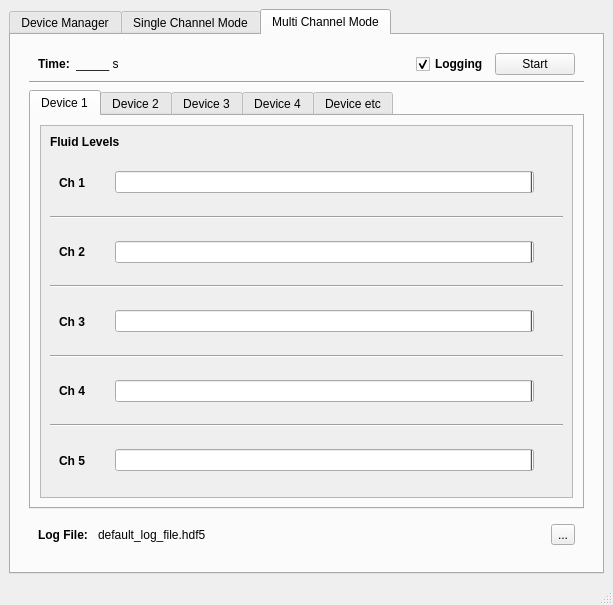
Qt form expresso_python_api/expresso/gui/expresso_gui.ui (iorodeo/expresso_device_software) before a commit.
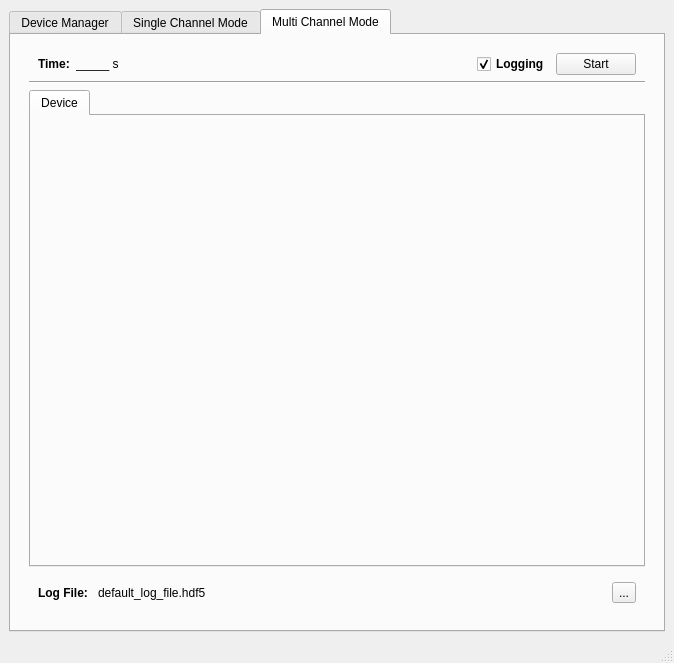
The same form after that commit. The open tabs and pages were chosen to show the change. Custom widgets are drawn as their Qt base class.

Commit message: work in progress on multi-device functionality. the gui will run, but will not handle well connecting to devices

The edit to the form file:
```diff
--- a/expresso_python_api/expresso/gui/expresso_gui.ui
+++ b/expresso_python_api/expresso/gui/expresso_gui.ui
@@ -6,8 +6,8 @@
    <rect>
     <x>0</x>
     <y>0</y>
-    <width>613</width>
-    <height>605</height>
+    <width>674</width>
+    <height>663</height>
    </rect>
   </property>
   <property name="font">
@@ -611,495 +611,30 @@
              </property>
              <widget class="QWidget" name="widget">
               <attribute name="title">
-               <string>Device 1</string>
+               <string>Device</string>
               </attribute>
-              <layout class="QVBoxLayout" name="verticalLayout_10">
-               <item>
-                <widget class="QScrollArea" name="scrollArea">
-                 <property name="widgetResizable">
-                  <bool>true</bool>
-                 </property>
-                 <widget class="QWidget" name="scrollAreaWidgetContents">
-                  <property name="geometry">
-                   <rect>
-                    <x>0</x>
-                    <y>0</y>
-                    <width>518</width>
-                    <height>382</height>
-                   </rect>
-                  </property>
-                  <layout class="QVBoxLayout" name="verticalLayout_2">
-                   <item>
-                    <widget class="QLabel" name="label_8">
-                     <property name="sizePolicy">
-                      <sizepolicy hsizetype="Preferred" vsizetype="Fixed">
-                       <horstretch>0</horstretch>
-                       <verstretch>0</verstretch>
-                      </sizepolicy>
-                     </property>
-                     <property name="font">
-                      <font>
-                       <weight>75</weight>
-                       <bold>true</bold>
-                      </font>
-                     </property>
-                     <property name="text">
-                      <string>Fluid Levels</string>
-                     </property>
-                    </widget>
-                   </item>
-                   <item>
-                    <widget class="QWidget" name="widget" native="true">
-                     <layout class="QHBoxLayout" name="horizontalLayout_7">
-                      <property name="topMargin">
-                       <number>15</number>
-                      </property>
-                      <property name="bottomMargin">
-                       <number>15</number>
-                      </property>
-                      <item>
-                       <widget class="QLabel" name="label">
-                        <property name="sizePolicy">
-                         <sizepolicy hsizetype="Fixed" vsizetype="Preferred">
-                          <horstretch>0</horstretch>
-                          <verstretch>0</verstretch>
-                         </sizepolicy>
-                        </property>
-                        <property name="minimumSize">
-                         <size>
-                          <width>50</width>
-                          <height>0</height>
-                         </size>
-                        </property>
-                        <property name="maximumSize">
-                         <size>
-                          <width>50</width>
-                          <height>16777215</height>
-                         </size>
-                        </property>
-                        <property name="font">
-                         <font>
-                          <weight>75</weight>
-                          <bold>true</bold>
-                         </font>
-                        </property>
-                        <property name="text">
-                         <string>Ch 1</string>
-                        </property>
-                       </widget>
-                      </item>
-                      <item>
-                       <widget class="QProgressBar" name="multiChannelProgressBar_1">
-                        <property name="font">
-                         <font>
-                          <weight>75</weight>
-                          <bold>true</bold>
-                         </font>
-                        </property>
-                        <property name="layoutDirection">
-                         <enum>Qt::RightToLeft</enum>
-                        </property>
-                        <property name="value">
-                         <number>0</number>
-                        </property>
-                        <property name="textVisible">
-                         <bool>true</bool>
-                        </property>
-                        <property name="orientation">
-                         <enum>Qt::Horizontal</enum>
-                        </property>
-                        <property name="invertedAppearance">
-                         <bool>false</bool>
-                        </property>
-                        <property name="format">
-                         <string>%v nl</string>
-                        </property>
-                       </widget>
-                      </item>
-                      <item>
-                       <spacer name="horizontalSpacer_7">
-                        <property name="orientation">
-                         <enum>Qt::Horizontal</enum>
-                        </property>
-                        <property name="sizeType">
-                         <enum>QSizePolicy::Fixed</enum>
-                        </property>
-                        <property name="sizeHint" stdset="0">
-                         <size>
-                          <width>20</width>
-                          <height>20</height>
-                         </size>
-                        </property>
-                       </spacer>
-                      </item>
-                     </layout>
-                    </widget>
-                   </item>
-                   <item>
-                    <widget class="Line" name="line">
-                     <property name="orientation">
-                      <enum>Qt::Horizontal</enum>
-                     </property>
-                    </widget>
-                   </item>
-                   <item>
-                    <widget class="QWidget" name="widget_3" native="true">
-                     <layout class="QHBoxLayout" name="horizontalLayout_8">
-                      <property name="topMargin">
-                       <number>15</number>
-                      </property>
-                      <property name="bottomMargin">
-                       <number>15</number>
-                      </property>
-                      <item>
-                       <widget class="QLabel" name="label_2">
-                        <property name="sizePolicy">
-                         <sizepolicy hsizetype="Fixed" vsizetype="Preferred">
-                          <horstretch>0</horstretch>
-                          <verstretch>0</verstretch>
-                         </sizepolicy>
-                        </property>
-                        <property name="minimumSize">
-                         <size>
-                          <width>50</width>
-                          <height>0</height>
-                         </size>
-                        </property>
-                        <property name="maximumSize">
-                         <size>
-                          <width>50</width>
-                          <height>16777215</height>
-                         </size>
-                        </property>
-                        <property name="font">
-                         <font>
-                          <weight>75</weight>
-                          <bold>true</bold>
-                         </font>
-                        </property>
-                        <property name="text">
-                         <string>Ch 2</string>
-                        </property>
-                       </widget>
-                      </item>
-                      <item>
-                       <widget class="QProgressBar" name="multiChannelProgressBar_2">
-                        <property name="font">
-                         <font>
-                          <weight>75</weight>
-                          <bold>true</bold>
-                         </font>
-                        </property>
-                        <property name="layoutDirection">
-                         <enum>Qt::RightToLeft</enum>
-                        </property>
-                        <property name="value">
-                         <number>0</number>
-                        </property>
-                        <property name="format">
-                         <string>%v nl</string>
-                        </property>
-                       </widget>
-                      </item>
-                      <item>
-                       <spacer name="horizontalSpacer_8">
-                        <property name="orientation">
-                         <enum>Qt::Horizontal</enum>
-                        </property>
-                        <property name="sizeType">
-                         <enum>QSizePolicy::Fixed</enum>
-                        </property>
-                        <property name="sizeHint" stdset="0">
-                         <size>
-                          <width>20</width>
-                          <height>20</height>
-                         </size>
-                        </property>
-                       </spacer>
-                      </item>
-                     </layout>
-                    </widget>
-                   </item>
-                   <item>
-                    <widget class="Line" name="line_4">
-                     <property name="orientation">
-                      <enum>Qt::Horizontal</enum>
-                     </property>
-                    </widget>
-                   </item>
-                   <item>
-                    <widget class="QWidget" name="widget_7" native="true">
-                     <layout class="QHBoxLayout" name="horizontalLayout_9">
-                      <property name="topMargin">
-                       <number>15</number>
-                      </property>
-                      <property name="bottomMargin">
-                       <number>15</number>
-                      </property>
-                      <item>
-                       <widget class="QLabel" name="label_4">
-                        <property name="sizePolicy">
-                         <sizepolicy hsizetype="Fixed" vsizetype="Preferred">
-                          <horstretch>0</horstretch>
-                          <verstretch>0</verstretch>
-                         </sizepolicy>
-                        </property>
-                        <property name="minimumSize">
-                         <size>
-                          <width>50</width>
-                          <height>0</height>
-                         </size>
-                        </property>
-                        <property name="maximumSize">
-                         <size>
-                          <width>50</width>
-                          <height>16777215</height>
-                         </size>
-                        </property>
-                        <property name="font">
-                         <font>
-                          <weight>75</weight>
-                          <bold>true</bold>
-                         </font>
-                        </property>
-                        <property name="text">
-                         <string>Ch 3</string>
-                        </property>
-                       </widget>
-                      </item>
-                      <item>
-                       <widget class="QProgressBar" name="multiChannelProgressBar_3">
-                        <property name="font">
-                         <font>
-                          <weight>75</weight>
-                          <bold>true</bold>
-                         </font>
-                        </property>
-                        <property name="layoutDirection">
-                         <enum>Qt::RightToLeft</enum>
-                        </property>
-                        <property name="value">
-                         <number>0</number>
-                        </property>
-                        <property name="format">
-                         <string>%v nl</string>
-                        </property>
-                       </widget>
-                      </item>
-                      <item>
-                       <spacer name="horizontalSpacer_9">
-                        <property name="orientation">
-                         <enum>Qt::Horizontal</enum>
-                        </property>
-                        <property name="sizeType">
-                         <enum>QSizePolicy::Fixed</enum>
-                        </property>
-                        <property name="sizeHint" stdset="0">
-                         <size>
-                          <width>20</width>
-                          <height>20</height>
-                         </size>
-                        </property>
-                       </spacer>
-                      </item>
-                     </layout>
-                    </widget>
-                   </item>
-                   <item>
-                    <widget class="Line" name="line_5">
-                     <property name="orientation">
-                      <enum>Qt::Horizontal</enum>
-                     </property>
-                    </widget>
-                   </item>
-                   <item>
-                    <widget class="QWidget" name="widget_8" native="true">
-                     <layout class="QHBoxLayout" name="horizontalLayout_10">
-                      <property name="topMargin">
-                       <number>15</number>
-                      </property>
-                      <property name="bottomMargin">
-                       <number>15</number>
-                      </property>
-                      <item>
-                       <widget class="QLabel" name="label_5">
-                        <property name="sizePolicy">
-                         <sizepolicy hsizetype="Fixed" vsizetype="Preferred">
-                          <horstretch>0</horstretch>
-                          <verstretch>0</verstretch>
-                         </sizepolicy>
-                        </property>
-                        <property name="minimumSize">
-                         <size>
-                          <width>50</width>
-                          <height>0</height>
-                         </size>
-                        </property>
-                        <property name="maximumSize">
-                         <size>
-                          <width>50</width>
-                          <height>16777215</height>
-                         </size>
-                        </property>
-                        <property name="font">
-                         <font>
-                          <weight>75</weight>
-                          <bold>true</bold>
-                         </font>
-                        </property>
-                        <property name="text">
-                         <string>Ch 4</string>
-                        </property>
-                       </widget>
-                      </item>
-                      <item>
-                       <widget class="QProgressBar" name="multiChannelProgressBar_4">
-                        <property name="font">
-                         <font>
-                          <weight>75</weight>
-                          <bold>true</bold>
-                         </font>
-                        </property>
-                        <property name="layoutDirection">
-                         <enum>Qt::RightToLeft</enum>
-                        </property>
-                        <property name="value">
-                         <number>0</number>
-                        </property>
-                        <property name="format">
-                         <string>%v nl</string>
-                        </property>
-                       </widget>
-                      </item>
-                      <item>
-                       <spacer name="horizontalSpacer_10">
-                        <property name="orientation">
-                         <enum>Qt::Horizontal</enum>
-                        </property>
-                        <property name="sizeType">
-                         <enum>QSizePolicy::Fixed</enum>
-                        </property>
-                        <property name="sizeHint" stdset="0">
-                         <size>
-                          <width>20</width>
-                          <height>20</height>
-                         </size>
-                        </property>
-                       </spacer>
-                      </item>
-                     </layout>
-                    </widget>
-                   </item>
-                   <item>
-                    <widget class="Line" name="line_6">
-                     <property name="orientation">
-                      <enum>Qt::Horizontal</enum>
-                     </property>
-                    </widget>
-                   </item>
-                   <item>
-                    <widget class="QWidget" name="widget_9" native="true">
-                     <layout class="QHBoxLayout" name="horizontalLayout_11">
-                      <property name="topMargin">
-                       <number>15</number>
-                      </property>
-                      <property name="bottomMargin">
-                       <number>15</number>
-                      </property>
-                      <item>
-                       <widget class="QLabel" name="label_6">
-                        <property name="sizePolicy">
-                         <sizepolicy hsizetype="Fixed" vsizetype="Preferred">
-                          <horstretch>0</horstretch>
-                          <verstretch>0</verstretch>
-                         </sizepolicy>
-                        </property>
-                        <property name="minimumSize">
-                         <size>
-                          <width>50</width>
-                          <height>0</height>
-                         </size>
-                        </property>
-                        <property name="maximumSize">
-                         <size>
-                          <width>50</width>
-                          <height>16777215</height>
-                         </size>
-                        </property>
-                        <property name="font">
-                         <font>
-                          <weight>75</weight>
-                          <bold>true</bold>
-                         </font>
-                        </property>
-                        <property name="text">
-                         <string>Ch 5</string>
-                        </property>
-                       </widget>
-                      </item>
-                      <item>
-                       <widget class="QProgressBar" name="multiChannelProgressBar_5">
-                        <property name="font">
-                         <font>
-                          <weight>75</weight>
-                          <bold>true</bold>
-                         </font>
-                        </property>
-                        <property name="layoutDirection">
-                         <enum>Qt::RightToLeft</enum>
-                        </property>
-                        <property name="value">
-                         <number>0</number>
-                        </property>
-                        <property name="format">
-                         <string>%v nl</string>
-                        </property>
-                       </widget>
-                      </item>
-                      <item>
-                       <spacer name="horizontalSpacer_11">
-                        <property name="orientation">
-                         <enum>Qt::Horizontal</enum>
-                        </property>
-                        <property name="sizeType">
-                         <enum>QSizePolicy::Fixed</enum>
-                        </property>
-                        <property name="sizeHint" stdset="0">
-                         <size>
-                          <width>20</width>
-                          <height>20</height>
-                         </size>
-                        </property>
-                       </spacer>
-                      </item>
-                     </layout>
-                    </widget>
-                   </item>
-                  </layout>
-                 </widget>
-                </widget>
-               </item>
-              </layout>
-             </widget>
-             <widget class="QWidget" name="tab_2">
-              <attribute name="title">
-               <string>Device 2</string>
-              </attribute>
-             </widget>
-             <widget class="QWidget" name="tab_3">
-              <attribute name="title">
-               <string>Device 3</string>
-              </attribute>
-             </widget>
-             <widget class="QWidget" name="tab">
-              <attribute name="title">
-               <string>Device 4</string>
-              </attribute>
-             </widget>
-             <widget class="QWidget" name="tab_4">
-              <attribute name="title">
-               <string>Device etc</string>
-              </attribute>
+              <widget class="McWidget" name="mc_1" native="true">
+               <property name="geometry">
+                <rect>
+                 <x>9</x>
+                 <y>9</y>
+                 <width>594</width>
+                 <height>382</height>
+                </rect>
+               </property>
+               <property name="sizePolicy">
+                <sizepolicy hsizetype="Expanding" vsizetype="Expanding">
+                 <horstretch>0</horstretch>
+                 <verstretch>0</verstretch>
+                </sizepolicy>
+               </property>
+               <property name="minimumSize">
+                <size>
+                 <width>200</width>
+                 <height>200</height>
+                </size>
+               </property>
+              </widget>
              </widget>
             </widget>
            </item>
@@ -1170,6 +705,12 @@
    <header>mplwidget</header>
    <container>1</container>
   </customwidget>
+  <customwidget>
+   <class>McWidget</class>
+   <extends>QWidget</extends>
+   <header>mcwidget.h</header>
+   <container>1</container>
+  </customwidget>
  </customwidgets>
  <resources/>
  <connections/>
```
Left out of the diff: 72 changed lines with no effect on the pictures. The commit also changes 7 other files.
